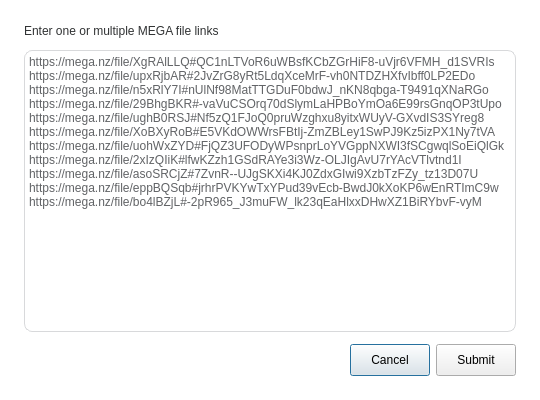
meganz/MEGAsync, file src/MEGASync/gui/ui/PasteMegaLinksDialog.ui: the form before one commit.
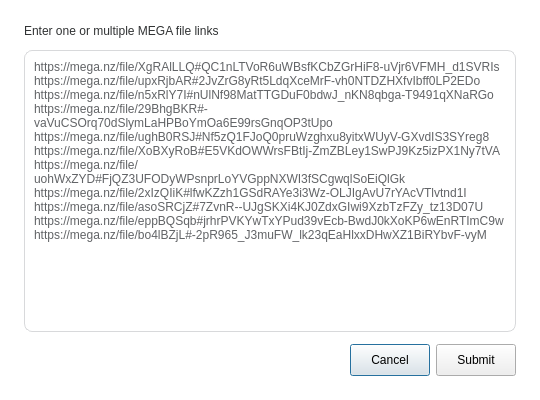
The form after the commit.

```diff
--- a/src/MEGASync/gui/ui/PasteMegaLinksDialog.ui
+++ b/src/MEGASync/gui/ui/PasteMegaLinksDialog.ui
@@ -37,13 +37,12 @@
 border: 1px solid #D8D9DB; /*colorToken.border-strong*/
 border-radius: 8px;
 color: #616366; /*colorToken.text-placeholder*/
-padding-right: 5px;
+padding: 5px;
 }
 
 #lHeader
 {
 color: #303233; /*colorToken.color-text-primary*/
-font-size: 12px;
 }
 
 </string>
```
Left out of the diff: 3 changed lines with no effect on the pictures.
